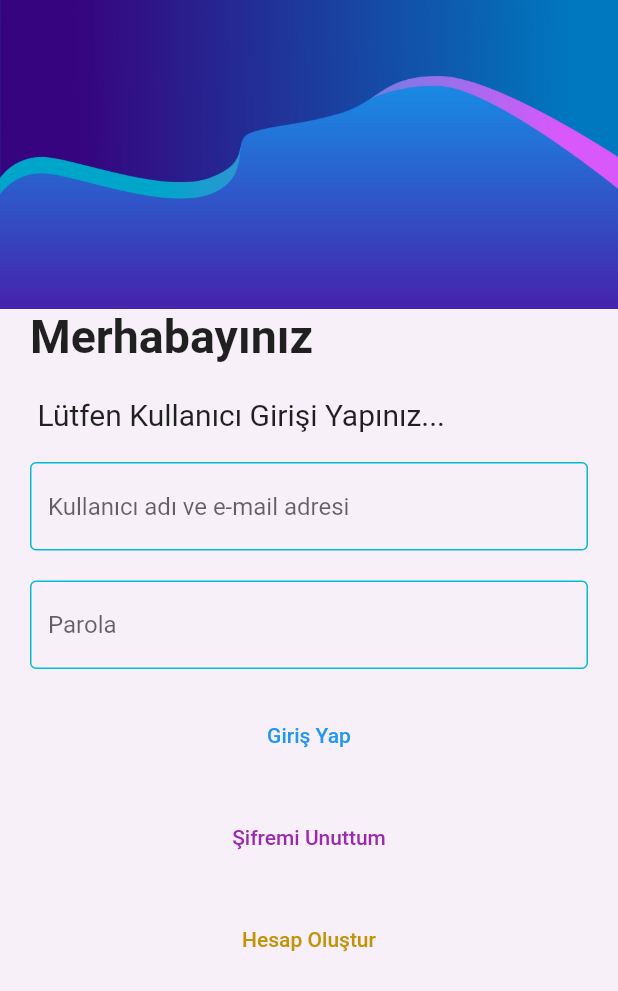
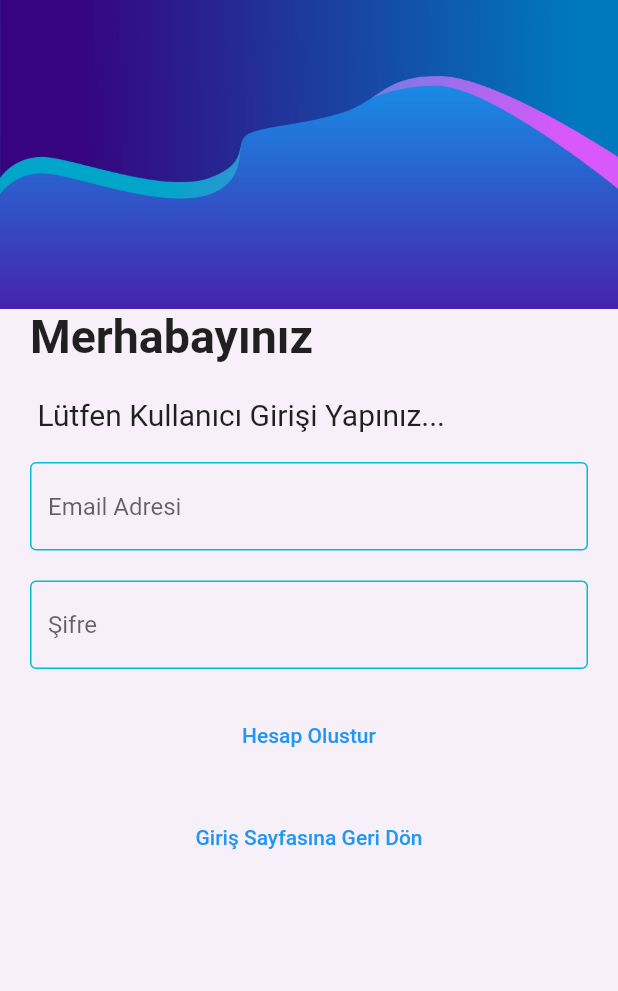
Before and after one commit to ysnzdnn/flutterSSS, a Flutter app: the screen it shows after launch, after a tap on "Hesap Oluştur", on a phone screen of 412 x 824 dp. Shown: the top 991 px of the screen. Run offline on Flutter 3.47's test engine with Material 2 defaults, Android fonts, the phone set to English and light mode, and no system bars; our stand-ins replace firebase_auth, firebase_core; accounts and stored records are empty.

```diff
--- a/food/lib/main.dart
+++ b/food/lib/main.dart
@@ -1,7 +1,16 @@
+import 'package:firebase_core/firebase_core.dart';
 import 'package:flutter/material.dart';
-import 'package:food/login_page.dart';
+import 'package:food/firebase_options.dart';
+import 'package:food/pages/auth/login_page.dart';
+import 'package:food/pages/auth/sign_up.dart';
 
-void main() => runApp(MyApp());
+void main() async {
+  WidgetsFlutterBinding.ensureInitialized();
+  await Firebase.initializeApp(
+    options: DefaultFirebaseOptions.currentPlatform,
+  );
+  runApp(MyApp());
+}
 
 class MyApp extends StatelessWidget {
   const MyApp({super.key});
@@ -10,7 +19,13 @@ class MyApp extends StatelessWidget {
   Widget build(BuildContext context) {
     return MaterialApp(
       debugShowCheckedModeBanner: false,
-      home: LoginPage(),
+      routes: {
+        "/loginpage": (context) => LoginPage(),
+        "/signup": (context) => SignUp(),
+      },
+      home: Scaffold(
+        body: LoginPage(),
+      ),
     );
   }
 }
--- a/food/lib/login_page.dart
+++ b/food/lib/pages/auth/login_page.dart
@@ -39,44 +39,44 @@ class _LoginPageState extends State<LoginPage> {
                   ),
                   Text(
                     " \n Lütfen Kullanıcı Girişi Yapınız... ",
-                    style: TextStyle(
-                      fontSize: 20,
-                      fontWeight: FontWeight.w400
-                    ),
+                    style: TextStyle(fontSize: 20, fontWeight: FontWeight.w400),
                   ),
                   customSizedBox(),
-                  TextField(
-                      decoration: customInputDecoration(
-                          "Kullanıcı adı ve e-mail adresi")),
+                  customInputID(),
                   customSizedBox(),
-                  TextField(decoration: customInputDecoration("Parola")),
+                  customInputPassword(),
                   customSizedBox(),
                   Container(
                     child: Center(
-                      child: TextButton(onPressed: (){}, child: Text("Giriş Yap",style:TextStyle(
+                      child: TextButton(
+                          onPressed: () {},
+                          child: Text("Giriş Yap",
+                              style: TextStyle(
                                 color: Colors.blue,
                               ))),
                     ),
                   ),
                   customSizedBox(),
                   Container(
-                    child: Center(child: TextButton(onPressed: (){}, child: Text("Şifremi Unuttum", style:TextStyle(
-                      color:Colors.purple
+                    child: Center(
+                      child: TextButton(
+                        onPressed: () {},
+                        child: Text(
+                          "Şifremi Unuttum",
+                          style: TextStyle(color: Colors.purple),
                         ),
                       ),
                     ),
                   ),
-                  ),
-
-
                   customSizedBox(),
                   Container(
                     child: Center(
-                      child: TextButton(onPressed: (){}, child: Text("Hesap Oluştur",
+                      child: TextButton(
+                          onPressed: () =>
+                              Navigator.pushNamed(context, "/signup"),
+                          child: Text("Hesap Oluştur",
                               style: TextStyle(
-                        color: Color.fromARGB(255, 194, 147, 6)
-                      ))
-                      ),
+                                  color: Colors.purpleAccent))),
                     ),
                   )
                 ],
@@ -87,6 +87,12 @@ class _LoginPageState extends State<LoginPage> {
       ),
     );
   }
+
+  Widget customInputID() => TextField(
+      decoration: customInputDecoration("Kullanıcı adı veya e-mail adresi"));
+
+  Widget customInputPassword() =>
+      TextField(decoration: customInputDecoration("Parola"));
 
   Widget customSizedBox() => SizedBox(
         height: 20,
--- /dev/null
+++ b/food/lib/pages/auth/sign_up.dart
@@ -0,0 +1,151 @@
+import 'package:firebase_auth/firebase_auth.dart';
+import 'package:flutter/material.dart';
+
+class SignUp extends StatefulWidget {
+  const SignUp({super.key});
+
+  @override
+  State<SignUp> createState() => _SignUpState();
+}
+
+class _SignUpState extends State<SignUp> {
+  late String email, password;
+  final formKey = GlobalKey<FormState>();
+  final firebaseAuth = FirebaseAuth.instance;
+  @override
+  Widget build(BuildContext context) {
+    var height = MediaQuery.of(context).size.height;
+    return Scaffold(
+      backgroundColor: Color.fromARGB(225, 246, 238, 247),
+      body: Center(
+        child: Column(
+          children: [
+            Container(
+              height: height * .25,
+              decoration: BoxDecoration(
+                image: DecorationImage(
+                  fit: BoxFit.cover,
+                  image: AssetImage("assets/images/loginpagebg.jpg"),
+                ),
+              ),
+            ),
+            Padding(
+              padding: const EdgeInsets.symmetric(horizontal: 20),
+              child: Form(
+                key: formKey,
+                child: Column(
+                  crossAxisAlignment: CrossAxisAlignment.start,
+                  children: [
+                    Text(
+                      "Merhabayınız",
+                      style: TextStyle(
+                        fontSize: 31,
+                        fontWeight: FontWeight.bold,
+                      ),
+                    ),
+                    Text(
+                      " \n Lütfen Kullanıcı Girişi Yapınız... ",
+                      style:
+                          TextStyle(fontSize: 20, fontWeight: FontWeight.w400),
+                    ),
+                    customSizedBox(),
+                    customEmail(),
+                    customSizedBox(),
+                    customPassword(),
+                    customSizedBox(),
+                    signUpButton(),
+                    customSizedBox(),
+                    backToLoginPage(),
+                  ],
+                ),
+              ),
+            ),
+          ],
+        ),
+      ),
+    );
+  }
+
+  TextFormField customEmail() {
+    return TextFormField(
+      validator: (value) {
+        if (value!.isEmpty) {
+          return "Email Adresini Eksiksiz Griniz.";
+        } else {}
+      },
+      onSaved: (value) {
+        email = value!;
+      },
+      style: TextStyle(color: Colors.white),
+      decoration: customInputDecoration("Email Adresi"),
+    );
+  }
+
+  TextFormField customPassword() {
+    return TextFormField(
+      obscureText: true,
+      validator: (value) {
+        if (value!.isEmpty) {
+          return "Şifreyi Eksiksiz Giriniz.";
+        } else {}
+      },
+      onSaved: (value) {
+        password = value!;
+
+      },
+      style: TextStyle(color: Colors.white),
+      decoration: customInputDecoration("Şifre"),
+    );
+  }
+
+  Center signUpButton() {
+    return Center(
+        child: TextButton(
+      onPressed: () async {
+        if (formKey.currentState!.validate()) {
+          formKey.currentState!.save();
+        } else {}
+        try {
+          var userResult = await firebaseAuth.createUserWithEmailAndPassword(
+              email: email, password: password);
+          print(userResult.user!.uid);
+
+          formKey.currentState!.reset();
+          ScaffoldMessenger.of(context).showSnackBar(SnackBar(
+            content: Text(
+                "Kullanıcı Kaydedildi,, Başlangıç Sayfasına Yönelndiriliyorsunuz"),
+          ));
+          Navigator.pushReplacementNamed(context, "/loginpage");
+        } catch (e) {
+          print(e.toString());
+        }
+      },
+      child: Text(
+        "Hesap Olustur",
+      ),
+    ));
+  }
+
+  Center backToLoginPage() {
+    return Center(
+        child: TextButton(
+      onPressed: () => Navigator.pushNamed(context, "/loginpage"),
+      child: Text(
+        "Giriş Sayfasına Geri Dön",
+      ),
+    ));
+  }
+
+  Widget customSizedBox() => SizedBox(
+        height: 20,
+      );
+
+  InputDecoration customInputDecoration(String hintText) {
+    return InputDecoration(
+        hintText: hintText,
+        enabledBorder:
+            OutlineInputBorder(borderSide: BorderSide(color: Colors.cyan)),
+        focusedBorder:
+            UnderlineInputBorder(borderSide: BorderSide(color: Colors.purple)));
+  }
+}
--- a/food/pubspec.yaml
+++ b/food/pubspec.yaml
@@ -36,6 +36,7 @@ dependencies:
   # Use with the CupertinoIcons class for iOS style icons.
   cupertino_icons: ^1.0.2
   firebase_core: ^2.9.0
+  firebase_auth: ^4.4.2
 
 dev_dependencies:
   flutter_test:
```
Also changed, not shown: food/pubspec.lock, 1 other file. Lines whose indentation alone changed are shown as unchanged.
